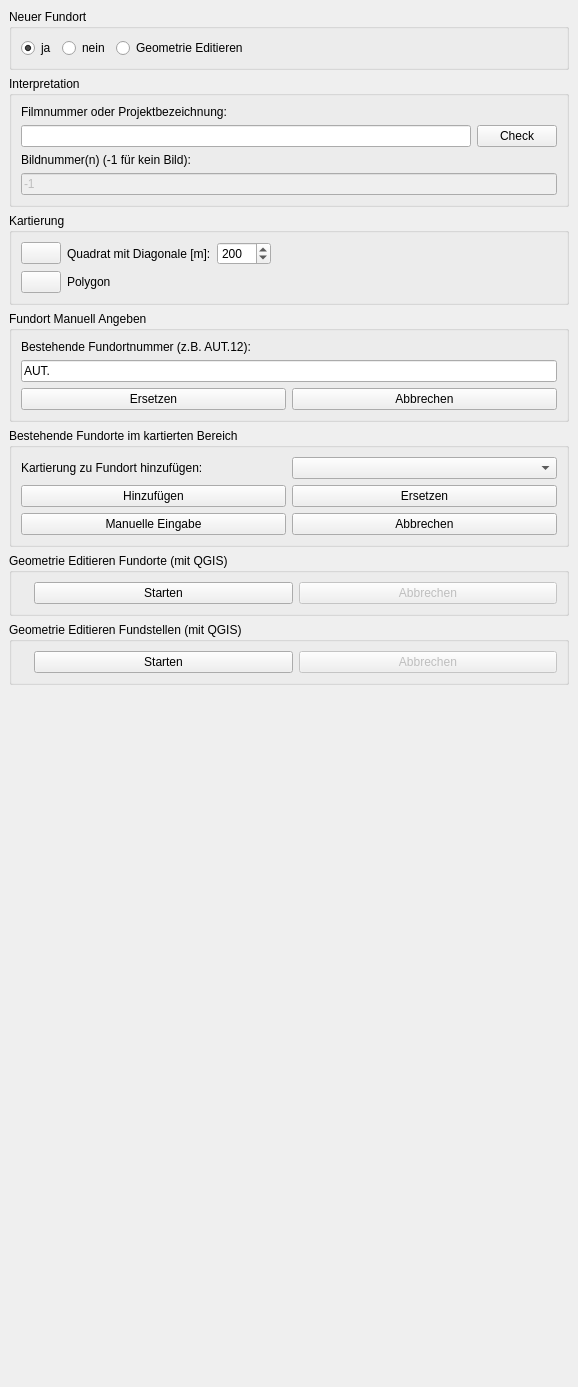
Before: the Qt Designer form APIS/ui/apis_site_mapping.ui in APIS-Luftbildarchiv/APIS3, drawn with Qt 5.
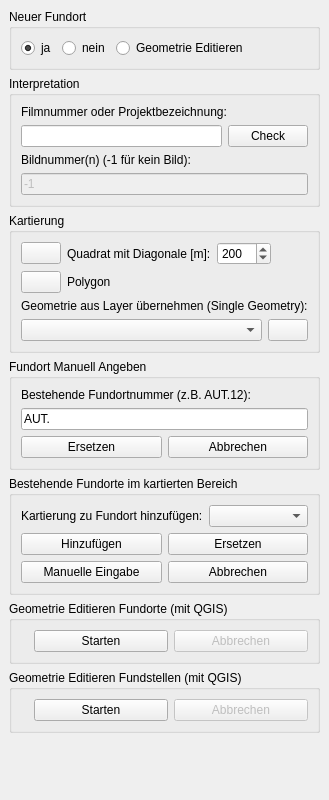
After: the same form once the commit is applied. Icons and pictures are not drawn. Custom widgets are drawn as their Qt base class.

Diff of the .ui file:
```diff
--- a/APIS/ui/apis_site_mapping.ui
+++ b/APIS/ui/apis_site_mapping.ui
@@ -6,8 +6,8 @@
    <rect>
     <x>0</x>
     <y>0</y>
-    <width>578</width>
-    <height>1387</height>
+    <width>301</width>
+    <height>800</height>
    </rect>
   </property>
   <property name="windowIcon">
@@ -240,6 +240,41 @@
          </item>
         </layout>
        </item>
+       <item>
+        <layout class="QGridLayout" name="gridLayout">
+         <item row="1" column="0">
+          <widget class="QgsMapLayerComboBox" name="uiGeometryFromMapLayerCombo">
+           <property name="sizePolicy">
+            <sizepolicy hsizetype="Expanding" vsizetype="Fixed">
+             <horstretch>0</horstretch>
+             <verstretch>0</verstretch>
+            </sizepolicy>
+           </property>
+          </widget>
+         </item>
+         <item row="1" column="1">
+          <widget class="QPushButton" name="uiAddGeometryFromMapLayerBtn">
+           <property name="icon">
+            <iconset resource="resource.qrc">
+             <normaloff>:/plugins/APIS/icons/add.png</normaloff>:/plugins/APIS/icons/add.png</iconset>
+           </property>
+           <property name="iconSize">
+            <size>
+             <width>20</width>
+             <height>24</height>
+            </size>
+           </property>
+          </widget>
+         </item>
+         <item row="0" column="0" colspan="2">
+          <widget class="QLabel" name="label_10">
+           <property name="text">
+            <string>Geometrie aus Layer übernehmen (Single Geometry):</string>
+           </property>
+          </widget>
+         </item>
+        </layout>
+       </item>
       </layout>
      </widget>
     </item>
@@ -553,6 +588,13 @@
    </layout>
   </widget>
  </widget>
+ <customwidgets>
+  <customwidget>
+   <class>QgsMapLayerComboBox</class>
+   <extends>QComboBox</extends>
+   <header>qgsmaplayercombobox.h</header>
+  </customwidget>
+ </customwidgets>
  <resources>
   <include location="resource.qrc"/>
  </resources>
```
